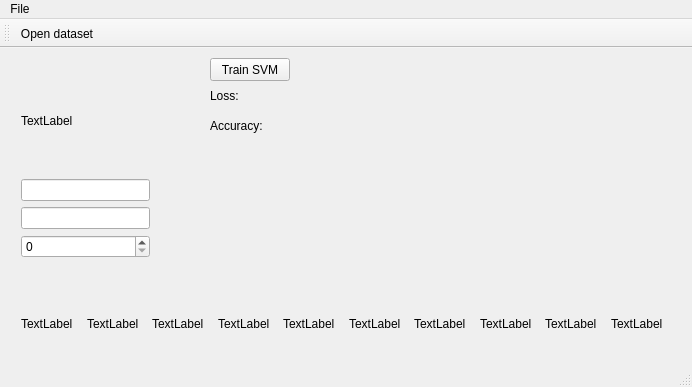
Old version of the form mainwindow.ui in the repository Logrus/ml_cs231n_cpp.
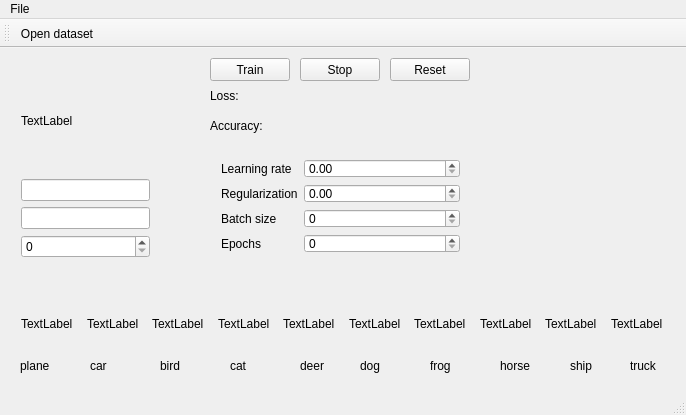
New version of the form.

Commit message: interface upd.

The edit to the form file:
```diff
--- a/mainwindow.ui
+++ b/mainwindow.ui
@@ -6,8 +6,8 @@
    <rect>
     <x>0</x>
     <y>0</y>
-    <width>692</width>
-    <height>387</height>
+    <width>686</width>
+    <height>415</height>
    </rect>
   </property>
   <property name="windowTitle">
@@ -24,7 +24,7 @@
      </rect>
     </property>
     <property name="text">
-     <string>Train SVM</string>
+     <string>Train</string>
     </property>
    </widget>
    <widget class="QWidget" name="layoutWidget">
@@ -163,6 +163,214 @@
      <string>Accuracy:</string>
     </property>
    </widget>
+   <widget class="QLabel" name="label">
+    <property name="geometry">
+     <rect>
+      <x>20</x>
+      <y>310</y>
+      <width>51</width>
+      <height>16</height>
+     </rect>
+    </property>
+    <property name="text">
+     <string>plane</string>
+    </property>
+   </widget>
+   <widget class="QLabel" name="label_2">
+    <property name="geometry">
+     <rect>
+      <x>90</x>
+      <y>310</y>
+      <width>31</width>
+      <height>16</height>
+     </rect>
+    </property>
+    <property name="text">
+     <string>car</string>
+    </property>
+   </widget>
+   <widget class="QLabel" name="label_3">
+    <property name="geometry">
+     <rect>
+      <x>160</x>
+      <y>310</y>
+      <width>31</width>
+      <height>16</height>
+     </rect>
+    </property>
+    <property name="text">
+     <string>bird</string>
+    </property>
+   </widget>
+   <widget class="QLabel" name="label_4">
+    <property name="geometry">
+     <rect>
+      <x>230</x>
+      <y>310</y>
+      <width>31</width>
+      <height>16</height>
+     </rect>
+    </property>
+    <property name="text">
+     <string>cat</string>
+    </property>
+   </widget>
+   <widget class="QLabel" name="label_5">
+    <property name="geometry">
+     <rect>
+      <x>300</x>
+      <y>310</y>
+      <width>31</width>
+      <height>16</height>
+     </rect>
+    </property>
+    <property name="text">
+     <string>deer</string>
+    </property>
+   </widget>
+   <widget class="QLabel" name="label_6">
+    <property name="geometry">
+     <rect>
+      <x>360</x>
+      <y>310</y>
+      <width>31</width>
+      <height>16</height>
+     </rect>
+    </property>
+    <property name="text">
+     <string>dog</string>
+    </property>
+   </widget>
+   <widget class="QLabel" name="label_7">
+    <property name="geometry">
+     <rect>
+      <x>430</x>
+      <y>310</y>
+      <width>31</width>
+      <height>16</height>
+     </rect>
+    </property>
+    <property name="text">
+     <string>frog</string>
+    </property>
+   </widget>
+   <widget class="QLabel" name="label_8">
+    <property name="geometry">
+     <rect>
+      <x>500</x>
+      <y>310</y>
+      <width>41</width>
+      <height>16</height>
+     </rect>
+    </property>
+    <property name="text">
+     <string>horse</string>
+    </property>
+   </widget>
+   <widget class="QLabel" name="label_9">
+    <property name="geometry">
+     <rect>
+      <x>570</x>
+      <y>310</y>
+      <width>41</width>
+      <height>16</height>
+     </rect>
+    </property>
+    <property name="text">
+     <string>ship</string>
+    </property>
+   </widget>
+   <widget class="QLabel" name="label_10">
+    <property name="geometry">
+     <rect>
+      <x>630</x>
+      <y>310</y>
+      <width>41</width>
+      <height>16</height>
+     </rect>
+    </property>
+    <property name="text">
+     <string>truck</string>
+    </property>
+   </widget>
+   <widget class="QPushButton" name="stopButton">
+    <property name="geometry">
+     <rect>
+      <x>300</x>
+      <y>10</y>
+      <width>80</width>
+      <height>23</height>
+     </rect>
+    </property>
+    <property name="text">
+     <string>Stop</string>
+    </property>
+   </widget>
+   <widget class="QPushButton" name="resetButton">
+    <property name="geometry">
+     <rect>
+      <x>390</x>
+      <y>10</y>
+      <width>80</width>
+      <height>23</height>
+     </rect>
+    </property>
+    <property name="text">
+     <string>Reset</string>
+    </property>
+   </widget>
+   <widget class="QWidget" name="">
+    <property name="geometry">
+     <rect>
+      <x>210</x>
+      <y>100</y>
+      <width>261</width>
+      <height>116</height>
+     </rect>
+    </property>
+    <layout class="QFormLayout" name="formLayout">
+     <item row="0" column="0">
+      <widget class="QLabel" name="label_11">
+       <property name="text">
+        <string>Learning rate</string>
+       </property>
+      </widget>
+     </item>
+     <item row="0" column="1">
+      <widget class="QDoubleSpinBox" name="learningRateBox"/>
+     </item>
+     <item row="1" column="0">
+      <widget class="QLabel" name="label_12">
+       <property name="text">
+        <string>Regularization</string>
+       </property>
+      </widget>
+     </item>
+     <item row="1" column="1">
+      <widget class="QDoubleSpinBox" name="regBox"/>
+     </item>
+     <item row="2" column="0">
+      <widget class="QLabel" name="label_13">
+       <property name="text">
+        <string>Batch size</string>
+       </property>
+      </widget>
+     </item>
+     <item row="2" column="1">
+      <widget class="QSpinBox" name="bsBox"/>
+     </item>
+     <item row="3" column="0">
+      <widget class="QLabel" name="label_14">
+       <property name="text">
+        <string>Epochs</string>
+       </property>
+      </widget>
+     </item>
+     <item row="3" column="1">
+      <widget class="QSpinBox" name="iterBox"/>
+     </item>
+    </layout>
+   </widget>
    <zorder>layoutWidget</zorder>
    <zorder>layoutWidget</zorder>
    <zorder>pushButton</zorder>
@@ -174,7 +382,7 @@
     <rect>
      <x>0</x>
      <y>0</y>
-     <width>692</width>
+     <width>686</width>
      <height>20</height>
     </rect>
    </property>
```
Left out of the diff: 20 changed lines with no effect on the pictures. The commit also changes 4 other files.
